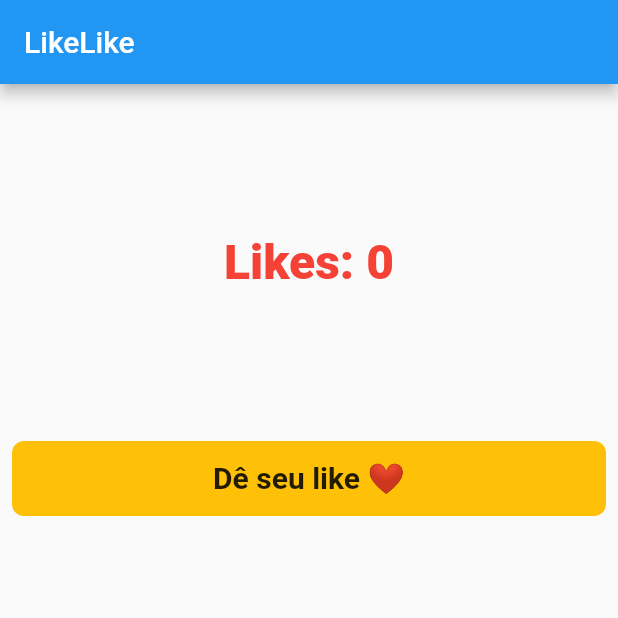
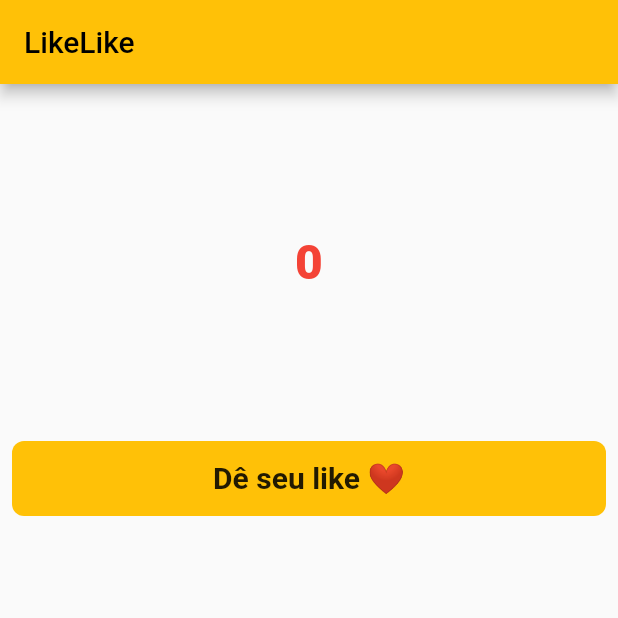
Before and after one commit to LaurenceZanotti/flutter_likelike_app, a Flutter app: the screen it shows after launch, on a phone screen of 412 x 824 dp, the top half of it. Run offline on Flutter 3.47's test engine with Material 2 defaults, Android fonts, the phone set to English and light mode, and no system bars.

Commit message:
feat: trying to impress Mochiute with new style

```diff
--- a/lib/main.dart
+++ b/lib/main.dart
@@ -13,7 +13,7 @@ class MyApp extends StatelessWidget {
     return MaterialApp(
       title: 'Hello World',
       theme: ThemeData(
-        primarySwatch: Colors.blue,
+        primarySwatch: Colors.amber,
       ),
       home: Scaffold(
           appBar: AppBar(title: const Text("LikeLike")),
@@ -46,7 +46,7 @@ class _LikeContainerState extends State<LikeContainer> {
           const SizedBox(height: 100),
           Center(
               child: Text(
-            "Likes: $_like_counter",
+            "$_like_counter",
             style: TextStyle(
                 fontSize: 32, fontWeight: FontWeight.w900, color: Colors.red),
           )),
```
